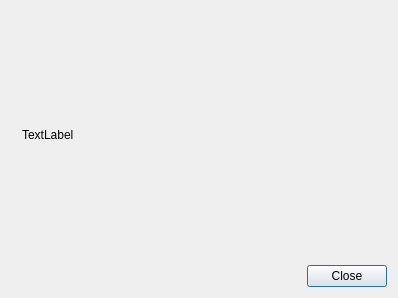
Above: src/corelayers/simpleabout/simpleaboutdialog.ui from euroelessar/qutim before the change. Below: the same form after it.
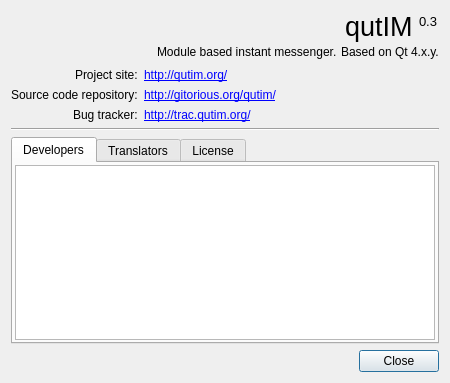
That is the form after the change.

```diff
--- a/src/corelayers/simpleabout/simpleaboutdialog.ui
+++ b/src/corelayers/simpleabout/simpleaboutdialog.ui
@@ -6,36 +6,250 @@
    <rect>
     <x>0</x>
     <y>0</y>
-    <width>398</width>
-    <height>298</height>
+    <width>450</width>
+    <height>383</height>
    </rect>
   </property>
   <property name="windowTitle">
    <string>About qutIM</string>
   </property>
-  <layout class="QGridLayout" name="gridLayout">
-   <item row="0" column="0">
-    <widget class="QScrollArea" name="scrollArea">
-     <property name="frameShape">
-      <enum>QFrame::NoFrame</enum>
+  <layout class="QVBoxLayout" name="verticalLayout">
+   <item>
+    <layout class="QVBoxLayout" name="verticalLayout_4">
+     <property name="spacing">
+      <number>0</number>
      </property>
-     <property name="widgetResizable">
-      <bool>true</bool>
+     <item>
+      <layout class="QHBoxLayout" name="horizontalLayout">
+       <property name="spacing">
+        <number>6</number>
+       </property>
+       <item>
+        <spacer name="horizontalSpacer">
+         <property name="orientation">
+          <enum>Qt::Horizontal</enum>
+         </property>
+         <property name="sizeHint" stdset="0">
+          <size>
+           <width>40</width>
+           <height>20</height>
+          </size>
+         </property>
+        </spacer>
+       </item>
+       <item>
+        <widget class="QLabel" name="labelQutim">
+         <property name="enabled">
+          <bool>true</bool>
+         </property>
+         <property name="font">
+          <font>
+           <pointsize>20</pointsize>
+          </font>
+         </property>
+         <property name="text">
+          <string notr="true">qutIM</string>
+         </property>
+        </widget>
+       </item>
+       <item>
+        <layout class="QVBoxLayout" name="verticalLayout_2">
+         <item>
+          <widget class="QLabel" name="labelVersion">
+           <property name="font">
+            <font>
+             <pointsize>10</pointsize>
+            </font>
+           </property>
+           <property name="text">
+            <string notr="true">0.3</string>
+           </property>
+          </widget>
+         </item>
+         <item>
+          <spacer name="verticalSpacer">
+           <property name="orientation">
+            <enum>Qt::Vertical</enum>
+           </property>
+           <property name="sizeType">
+            <enum>QSizePolicy::Maximum</enum>
+           </property>
+           <property name="sizeHint" stdset="0">
+            <size>
+             <width>20</width>
+             <height>10</height>
+            </size>
+           </property>
+          </spacer>
+         </item>
+        </layout>
+       </item>
+      </layout>
+     </item>
+     <item>
+      <layout class="QHBoxLayout" name="horizontalLayout_3">
+       <property name="spacing">
+        <number>4</number>
+       </property>
+       <item>
+        <spacer name="horizontalSpacer_2">
+         <property name="orientation">
+          <enum>Qt::Horizontal</enum>
+         </property>
+         <property name="sizeHint" stdset="0">
+          <size>
+           <width>40</width>
+           <height>20</height>
+          </size>
+         </property>
+        </spacer>
+       </item>
+       <item>
+        <widget class="QLabel" name="labelDescription">
+         <property name="text">
+          <string>Module based instant messenger.</string>
+         </property>
+        </widget>
+       </item>
+       <item>
+        <widget class="QLabel" name="labelQtVer">
+         <property name="text">
+          <string notr="true">Based on Qt 4.x.y.</string>
+         </property>
+        </widget>
+       </item>
+      </layout>
+     </item>
+    </layout>
+   </item>
+   <item>
+    <layout class="QFormLayout" name="formLayout">
+     <property name="labelAlignment">
+      <set>Qt::AlignRight|Qt::AlignTrailing|Qt::AlignVCenter</set>
      </property>
-     <widget class="QWidget" name="scrollAreaWidgetContents">
-      <property name="geometry">
-       <rect>
-        <x>0</x>
-        <y>0</y>
-        <width>386</width>
-        <height>253</height>
-       </rect>
+     <item row="1" column="1">
+      <widget class="QLabel" name="label_4">
+       <property name="text">
+        <string notr="true">&lt;a href=&quot;http://gitorious.org/qutim&quot;&gt;http://gitorious.org/qutim/&lt;/a&gt;</string>
+       </property>
+       <property name="openExternalLinks">
+        <bool>true</bool>
+       </property>
+      </widget>
+     </item>
+     <item row="1" column="0">
+      <widget class="QLabel" name="label_3">
+       <property name="text">
+        <string>Source code repository:</string>
+       </property>
+      </widget>
+     </item>
+     <item row="0" column="1">
+      <widget class="QLabel" name="label_2">
+       <property name="text">
+        <string notr="true">&lt;a href=&quot;http://qutim.org&quot;&gt;http://qutim.org/&lt;/a&gt;</string>
+       </property>
+       <property name="openExternalLinks">
+        <bool>true</bool>
+       </property>
+      </widget>
+     </item>
+     <item row="0" column="0">
+      <widget class="QLabel" name="label">
+       <property name="text">
+        <string>Project site:</string>
+       </property>
+      </widget>
+     </item>
+     <item row="2" column="0">
+      <widget class="QLabel" name="label_5">
+       <property name="text">
+        <string>Bug tracker:</string>
+       </property>
+      </widget>
+     </item>
+     <item row="2" column="1">
+      <widget class="QLabel" name="label_6">
+       <property name="text">
+        <string notr="true">&lt;a href=&quot;http://trac.qutim.org/&quot;&gt;http://trac.qutim.org/&lt;/a&gt;</string>
+       </property>
+       <property name="openExternalLinks">
+        <bool>true</bool>
+       </property>
+      </widget>
+     </item>
+    </layout>
+   </item>
+   <item>
+    <widget class="Line" name="line">
+     <property name="orientation">
+      <enum>Qt::Horizontal</enum>
+     </property>
+    </widget>
+   </item>
+   <item>
+    <widget class="QTabWidget" name="tabWidget">
+     <property name="currentIndex">
+      <number>0</number>
+     </property>
+     <widget class="QWidget" name="tabDevelopers">
+      <property name="styleSheet">
+       <string notr="true"/>
       </property>
-      <layout class="QVBoxLayout" name="verticalLayout">
+      <attribute name="title">
+       <string>Developers</string>
+      </attribute>
+      <layout class="QVBoxLayout" name="verticalLayout_3">
+       <property name="spacing">
+        <number>1</number>
+       </property>
+       <property name="margin">
+        <number>2</number>
+       </property>
        <item>
-        <widget class="QLabel" name="label">
-         <property name="text">
-          <string>TextLabel</string>
+        <widget class="QTextBrowser" name="texteditDevelopers">
+         <property name="styleSheet">
+          <string notr="true"/>
+         </property>
+         <property name="openExternalLinks">
+          <bool>true</bool>
+         </property>
+        </widget>
+       </item>
+      </layout>
+     </widget>
+     <widget class="QWidget" name="tabTranslators">
+      <attribute name="title">
+       <string>Translators</string>
+      </attribute>
+      <layout class="QHBoxLayout" name="horizontalLayout_4">
+       <property name="margin">
+        <number>2</number>
+       </property>
+       <item>
+        <widget class="QTextBrowser" name="texteditTranslators">
+         <property name="openExternalLinks">
+          <bool>true</bool>
+         </property>
+        </widget>
+       </item>
+      </layout>
+     </widget>
+     <widget class="QWidget" name="tabLicense">
+      <attribute name="title">
+       <string>License</string>
+      </attribute>
+      <layout class="QHBoxLayout" name="horizontalLayout_2">
+       <property name="spacing">
+        <number>0</number>
+       </property>
+       <property name="margin">
+        <number>2</number>
+       </property>
+       <item>
+        <widget class="QTextBrowser" name="texteditLicense">
+         <property name="openExternalLinks">
+          <bool>true</bool>
          </property>
         </widget>
        </item>
@@ -43,14 +257,20 @@
      </widget>
     </widget>
    </item>
-   <item row="1" column="0">
+   <item>
     <widget class="QDialogButtonBox" name="buttonBox">
+     <property name="styleSheet">
+      <string notr="true"/>
+     </property>
      <property name="orientation">
       <enum>Qt::Horizontal</enum>
      </property>
      <property name="standardButtons">
       <set>QDialogButtonBox::Close</set>
      </property>
+     <property name="centerButtons">
+      <bool>false</bool>
+     </property>
     </widget>
    </item>
   </layout>
```
